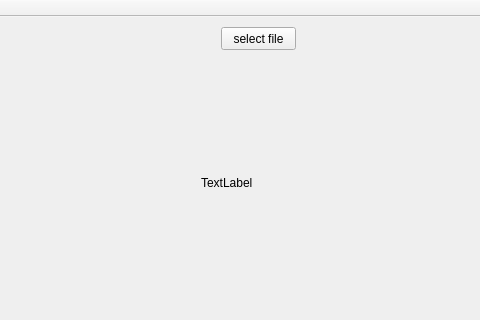
Above: mainwindow.ui from saulgold/face_track before the change; both pictures show x 499 to 979 and y 0 to 320 of the 979 by 532 pixel window. Below: the same form after it.
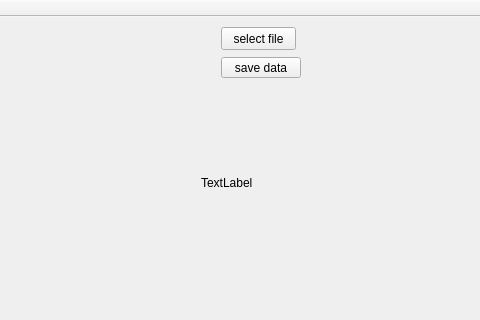
That is the form after the change. Custom widgets are drawn as their Qt base class.

Commit message:
save data button added
need to save all data now

The edit to the form file:
```diff
--- a/mainwindow.ui
+++ b/mainwindow.ui
@@ -63,6 +63,19 @@
      </rect>
     </property>
    </widget>
+   <widget class="QPushButton" name="saveDataButton">
+    <property name="geometry">
+     <rect>
+      <x>720</x>
+      <y>40</y>
+      <width>80</width>
+      <height>21</height>
+     </rect>
+    </property>
+    <property name="text">
+     <string>save data</string>
+    </property>
+   </widget>
   </widget>
   <widget class="QMenuBar" name="menuBar">
    <property name="geometry">
```
The commit also changes 27 other files.
